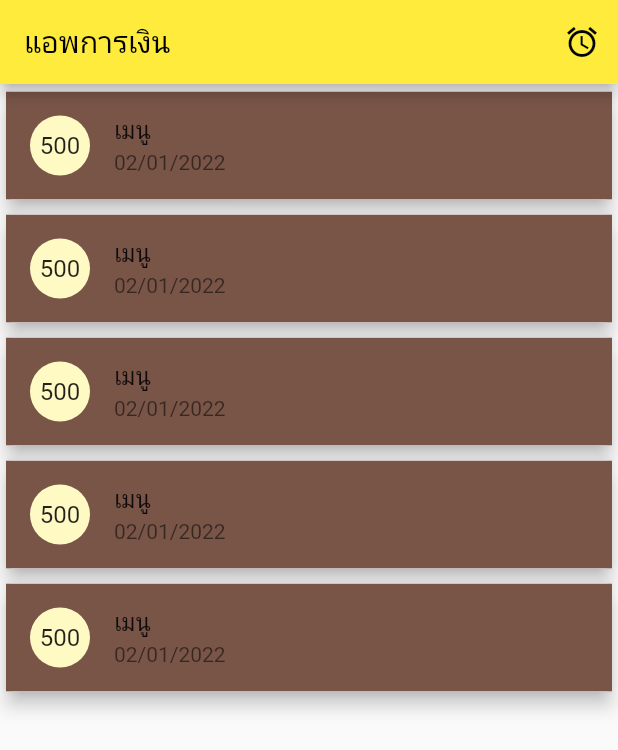
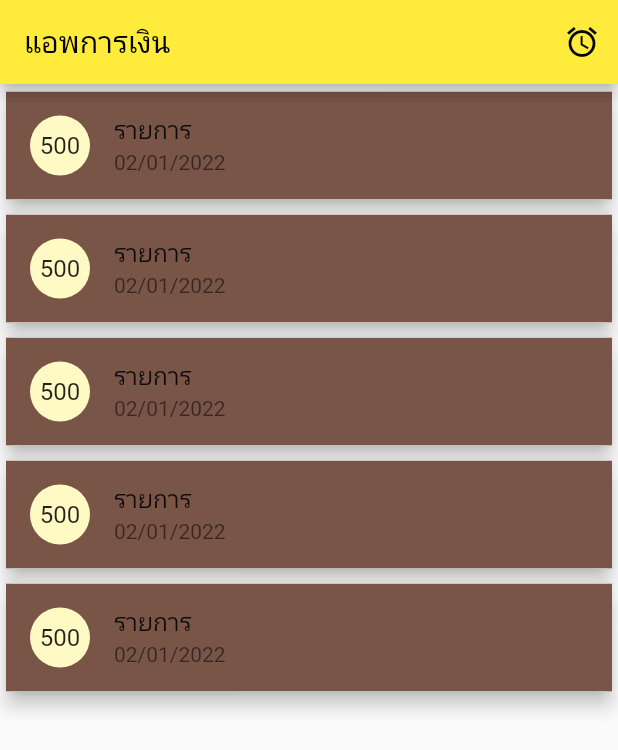
Before and after one commit to Somkairt/LAB5, a Flutter app: the screen it shows after launch, on a phone screen of 412 x 824 dp. Shown: the top 750 px of the screen. Run offline on Flutter 3.47's test engine with Material 2 defaults, Android fonts, the phone set to English and light mode, and no system bars; missing offline and left inert: dart:html.

Commit message:
สร้างlist

```diff
--- a/lib/main.dart
+++ b/lib/main.dart
@@ -59,7 +59,7 @@ class _MyHomePageState extends State<MyHomePage> {
                       child: Text("500"),
                     ),
                   ),
-                  title: Text("เมนู"),
+                  title: Text("รายการ"),
                   subtitle: Text("02/01/2022"),
                 ),
               );
--- a/pubspec.yaml
+++ b/pubspec.yaml
@@ -34,6 +34,7 @@ dependencies:
   # The following adds the Cupertino Icons font to your application.
   # Use with the CupertinoIcons class for iOS style icons.
   cupertino_icons: ^1.0.2
+  provider: ^6.0.3
 
 dev_dependencies:
   flutter_test:
```
Also changed, not shown: lib/model/transection.dart (added, +7 -0 lines), lib/provider/transection_Provider.dart (added, +19 -0 lines), pubspec.lock.
